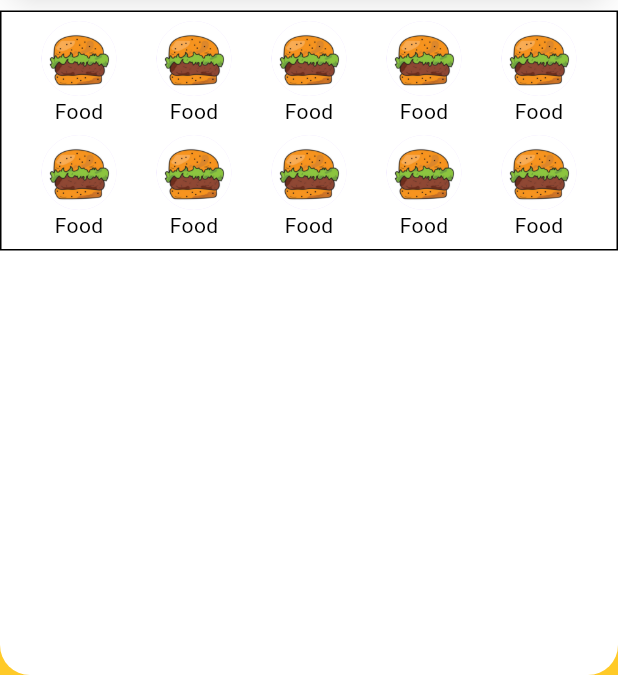
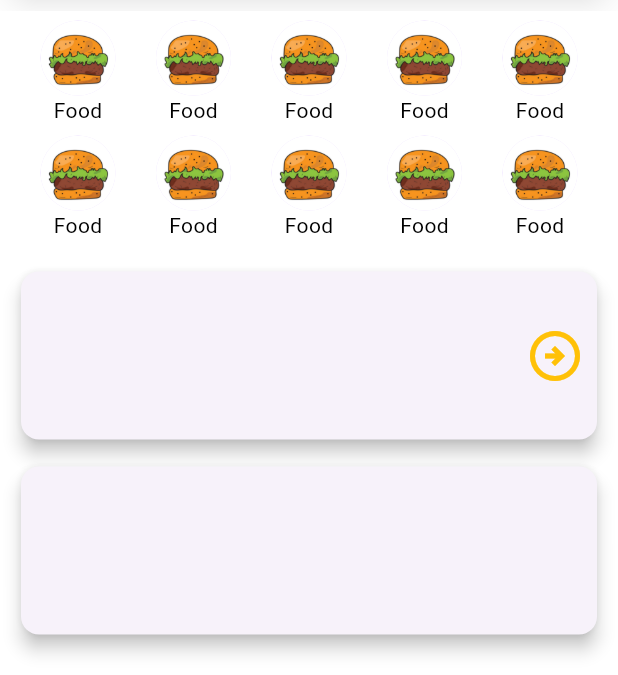
Before and after one commit to Shubhangcs/cloud-kitchen-app, a Flutter app: the screen it shows after launch, on a phone screen of 412 x 824 dp, the part 561-1236 px from its top. Run offline on Flutter 3.47's test engine with Material 3 defaults, Android fonts, the phone set to English and light mode, and no system bars; our stand-ins replace google_fonts; Roboto replaces fonts that are missing (Stylish).

Commit message:
home page updated with cards

```diff
--- a/lib/views/home_page.dart
+++ b/lib/views/home_page.dart
@@ -44,11 +44,10 @@ class _HomePageState extends State<HomePage> {
         width: MediaQuery.of(context).size.width,
         height: MediaQuery.of(context).size.height,
         decoration: BoxDecoration(
-          borderRadius: BorderRadius.circular(
-            20,
-          ),
+          borderRadius:BorderRadius.only(topLeft: Radius.circular(20) , topRight: Radius.circular(20),),
           color: Colors.white,
         ),
+        child: SingleChildScrollView(
           child: Column(
             children: [
               const SizedBox(
@@ -92,14 +91,9 @@ class _HomePageState extends State<HomePage> {
                   ],
                 ),
               ),
-            Container(
+              SizedBox(
                 width: MediaQuery.of(context).size.width,
                 height: 160,
-              decoration: BoxDecoration(
-                border: Border.all(
-                  color: Colors.black,
-                ),
-              ),
                 child: const Column(
                   mainAxisAlignment: MainAxisAlignment.spaceEvenly,
                   children: [
@@ -126,7 +120,37 @@ class _HomePageState extends State<HomePage> {
                   ],
                 ),
               ),
+              Column(
+                children: [
+                  Container(
+                  margin:const EdgeInsets.only(left: 10 , right: 10,top: 10),
+                  width: MediaQuery.of(context).size.width,
+                  height: 120,
+                  child: Card(
+                    elevation: 5,
+                    surfaceTintColor: Colors.transparent,
+                    child:
+                    Row(
+                      mainAxisAlignment: MainAxisAlignment.end,
+                      children: [
+                        IconButton(onPressed: (){}, icon:Icon(Icons.arrow_circle_right_outlined), iconSize: 40,color: Colors.amber,),
                       ],
+                    ),
+                  ),
+                ),
+                Container(
+                  margin:const EdgeInsets.only(left: 10 , right: 10,top: 10),
+                  width: MediaQuery.of(context).size.width,
+                  height: 120,
+                  child: Card(
+                    elevation: 5,
+                    surfaceTintColor: Colors.transparent,
+                  ),
+                ),
+                ],
+              ),
+            ],
+          ),
         ),
       ),
     );
```
Lines whose indentation alone changed are shown as unchanged.
